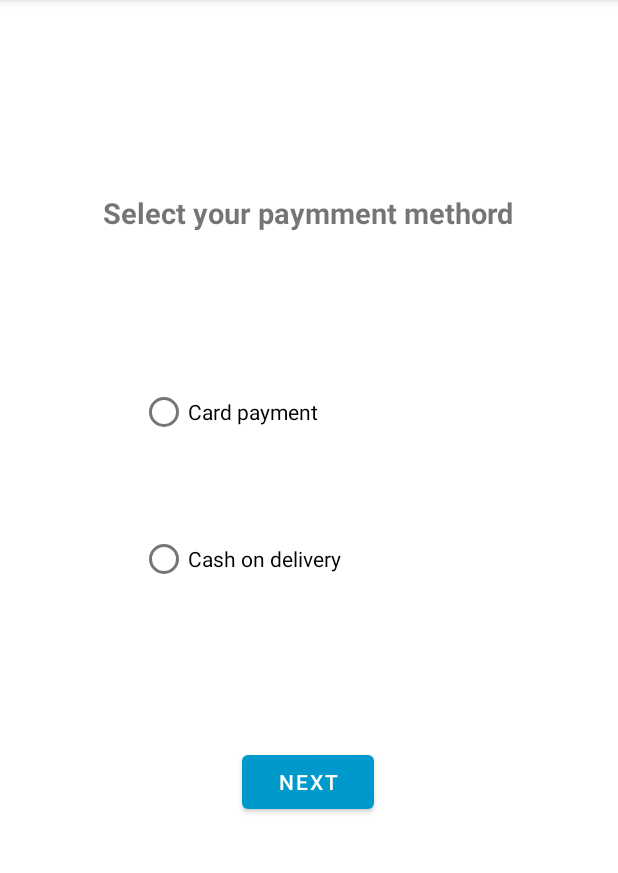
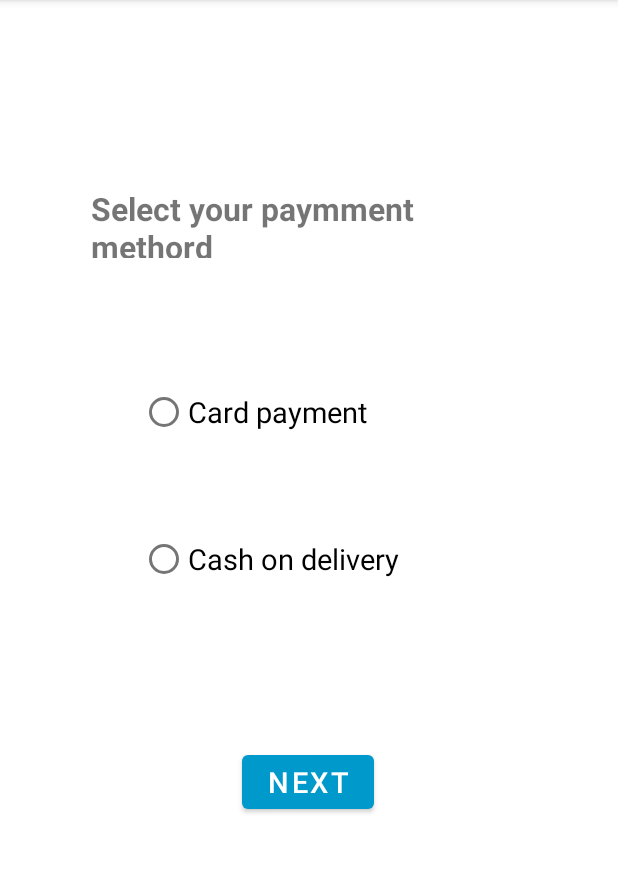
Before and after one commit to aparna-jay/Online-Shopping-Application-UEE, an Android app: the screen it shows after launch (SelectPaymentActivity), on a phone screen of 412 x 824 dp, the part 84-957 px from its top. Run offline under Robolectric (Android 15) with nearby library versions, the phone set to English and light mode, and no system bars.

Commit message:
small changers in fonts in delivery  payment and select payment

```diff
--- a/app/src/main/res/layout/activity_select_payment.xml
+++ b/app/src/main/res/layout/activity_select_payment.xml
@@ -8,10 +8,10 @@
 
     <TextView
         android:id="@+id/textView5"
-        android:layout_width="wrap_content"
-        android:layout_height="wrap_content"
+        android:layout_width="289dp"
+        android:layout_height="47dp"
         android:text="Select your paymment methord"
-        android:textSize="19sp"
+        android:textSize="21sp"
         android:textStyle="bold"
         app:layout_constraintBottom_toBottomOf="parent"
         app:layout_constraintEnd_toEndOf="parent"
@@ -36,13 +36,15 @@
             android:layout_width="155dp"
             android:layout_height="wrap_content"
             android:layout_marginBottom="50dp"
-            android:text="Card payment" />
+            android:text="Card payment"
+            android:textSize="19sp" />
 
         <RadioButton
             android:id="@+id/radio_ninjas"
-            android:layout_width="155dp"
+            android:layout_width="233dp"
             android:layout_height="wrap_content"
-            android:text="Cash on delivery" />
+            android:text="Cash on delivery"
+            android:textSize="19sp" />
     </RadioGroup>
 
     <Button
@@ -50,6 +52,7 @@
         android:layout_width="wrap_content"
         android:layout_height="wrap_content"
         android:text="NEXT"
+        android:textSize="19sp"
         app:backgroundTint="@android:color/holo_blue_dark"
         app:layout_constraintBottom_toBottomOf="parent"
         app:layout_constraintEnd_toEndOf="parent"
```
Also changed, not shown: app/src/main/res/layout/activity_delevery_information.xml (+9 -4 lines), app/src/main/res/layout/activity_payment_information.xml (+7 -1 lines).
